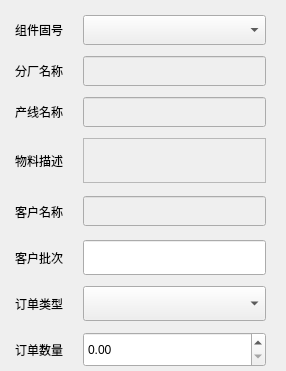
superp2017/NTERP, file Qt/ERP/dialogneworder.ui: the form before one commit; both pictures show x 0 to 286 and y 0 to 371 of the 286 by 615 pixel window.
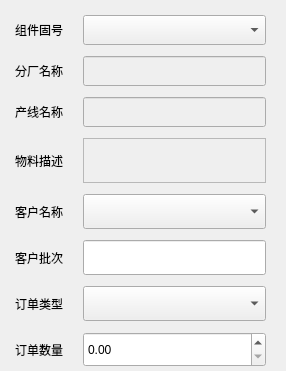
The form after the commit.

What changed in the file:
```diff
--- a/Qt/ERP/dialogneworder.ui
+++ b/Qt/ERP/dialogneworder.ui
@@ -204,19 +204,6 @@
        </property>
       </widget>
      </item>
-     <item row="4" column="2">
-      <widget class="QLineEdit" name="lineEdit_cumerName">
-       <property name="enabled">
-        <bool>false</bool>
-       </property>
-       <property name="minimumSize">
-        <size>
-         <width>0</width>
-         <height>30</height>
-        </size>
-       </property>
-      </widget>
-     </item>
      <item row="6" column="2">
       <widget class="QComboBox" name="comboBox_orderType">
        <property name="minimumSize">
@@ -356,6 +343,16 @@
        </property>
       </widget>
      </item>
+     <item row="4" column="2">
+      <widget class="QComboBox" name="comboBox_company_name">
+       <property name="minimumSize">
+        <size>
+         <width>0</width>
+         <height>35</height>
+        </size>
+       </property>
+      </widget>
+     </item>
     </layout>
    </item>
    <item row="1" column="0">
```
